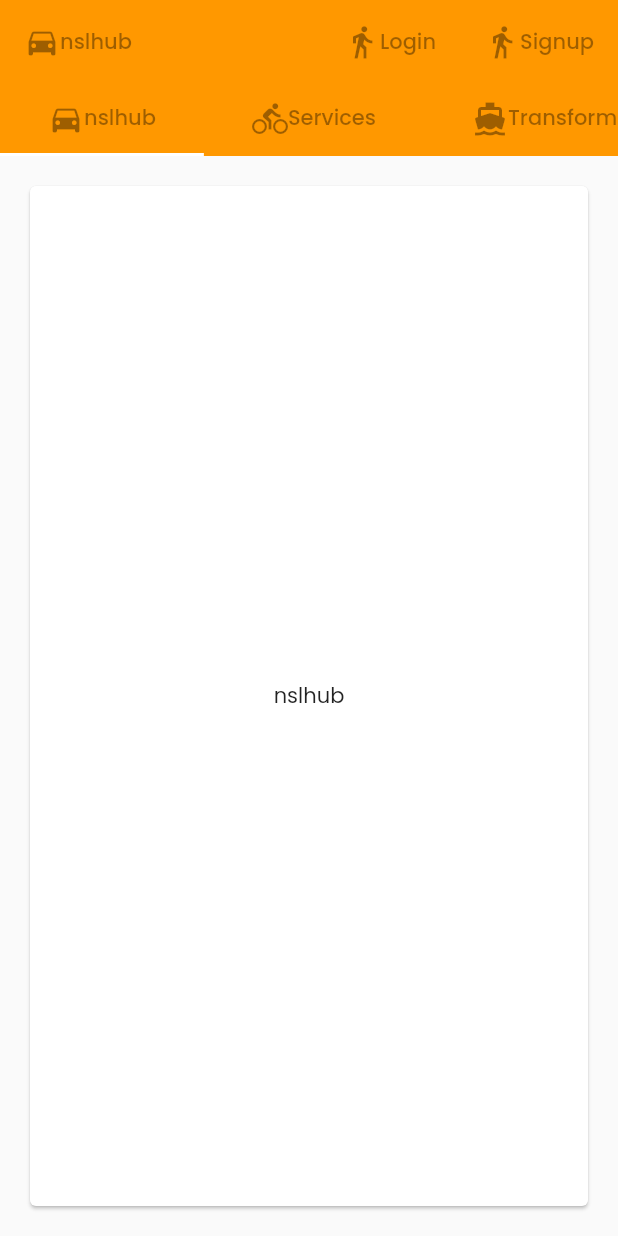
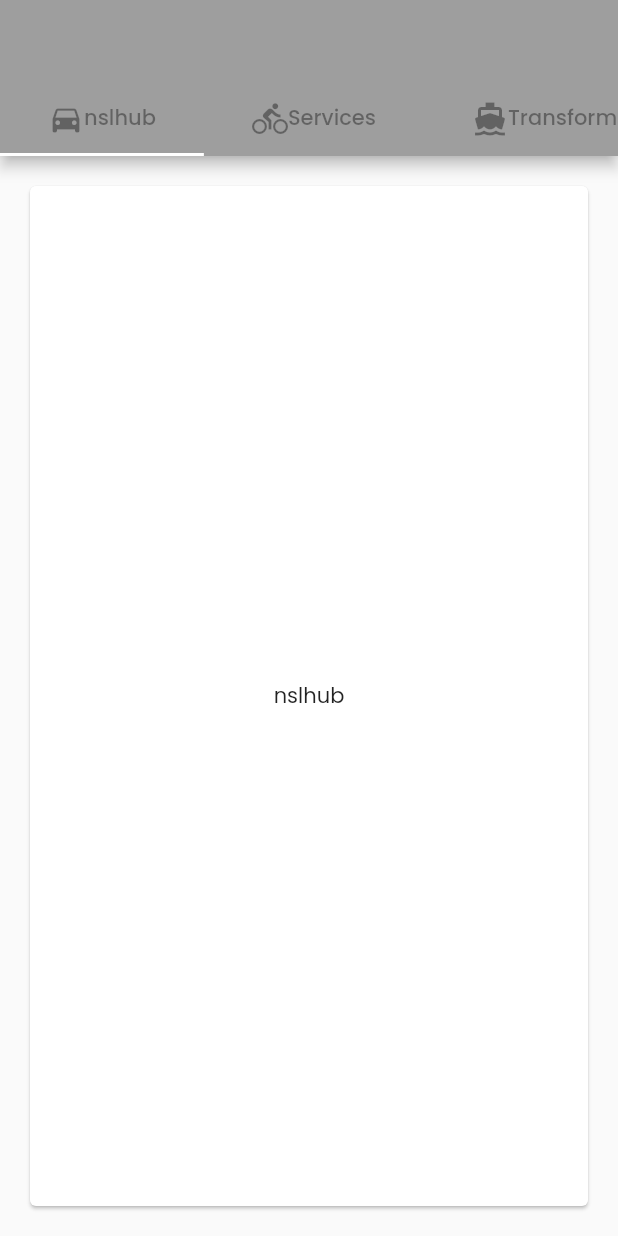
Before and after one commit to sarvex/nslhub, a Flutter app: the screen it shows after launch, on a phone screen of 412 x 824 dp. Run offline on Flutter 3.47's test engine with Material 2 defaults, Android fonts, the light colour scheme and no system bars; our stand-ins replace easy_localization, google_fonts.

Commit message:
Theme Update

```diff
--- a/lib/home.dart
+++ b/lib/home.dart
@@ -26,25 +26,6 @@ class _MyHomePageState extends State<MyHomePage> {
         length: choices.length,
         child: Scaffold(
           appBar: AppBar(
-            elevation: 0,
-            leading: FlatButton(
-              child: Row(
-                children: [Icon(choices[0].icon), Text(choices[0].title)],
-              ),
-            ),
-            leadingWidth: 240,
-            actions: <Widget>[
-              FlatButton(
-                child: Row(
-                  children: [Icon(choices[9].icon), Text(choices[9].title)],
-                ),
-              ),
-              FlatButton(
-                child: Row(
-                  children: [Icon(choices[10].icon), Text(choices[10].title)],
-                ),
-              ),
-            ],
             bottom: TabBar(
               isScrollable: true,
               tabs: choices.map((Choice choice) {
@@ -90,7 +71,6 @@ const List<Choice> choices = const <Choice>[
   const Choice(title: 'About', icon: Icons.directions_bus, page: About()),
   const Choice(title: 'Careers', icon: Icons.directions_railway, page: Careers()),
   const Choice(title: 'Login', icon: Icons.directions_walk, page: Login()),
-  const Choice(title: 'Signup', icon: Icons.directions_walk, page: Login()),
 ];
 
 class ChoiceCard extends StatelessWidget {
--- a/lib/main.dart
+++ b/lib/main.dart
@@ -19,7 +19,7 @@ class MyApp extends StatelessWidget {
     return MaterialApp(
       title: 'NSL Hub',
       theme: ThemeData(
-        primarySwatch: Colors.orange,
+        primarySwatch: Colors.grey,
         visualDensity: VisualDensity.adaptivePlatformDensity,
         textTheme: GoogleFonts.poppinsTextTheme(Theme.of(context).textTheme),
       ),
```
Also changed, not shown: 1 other file.
